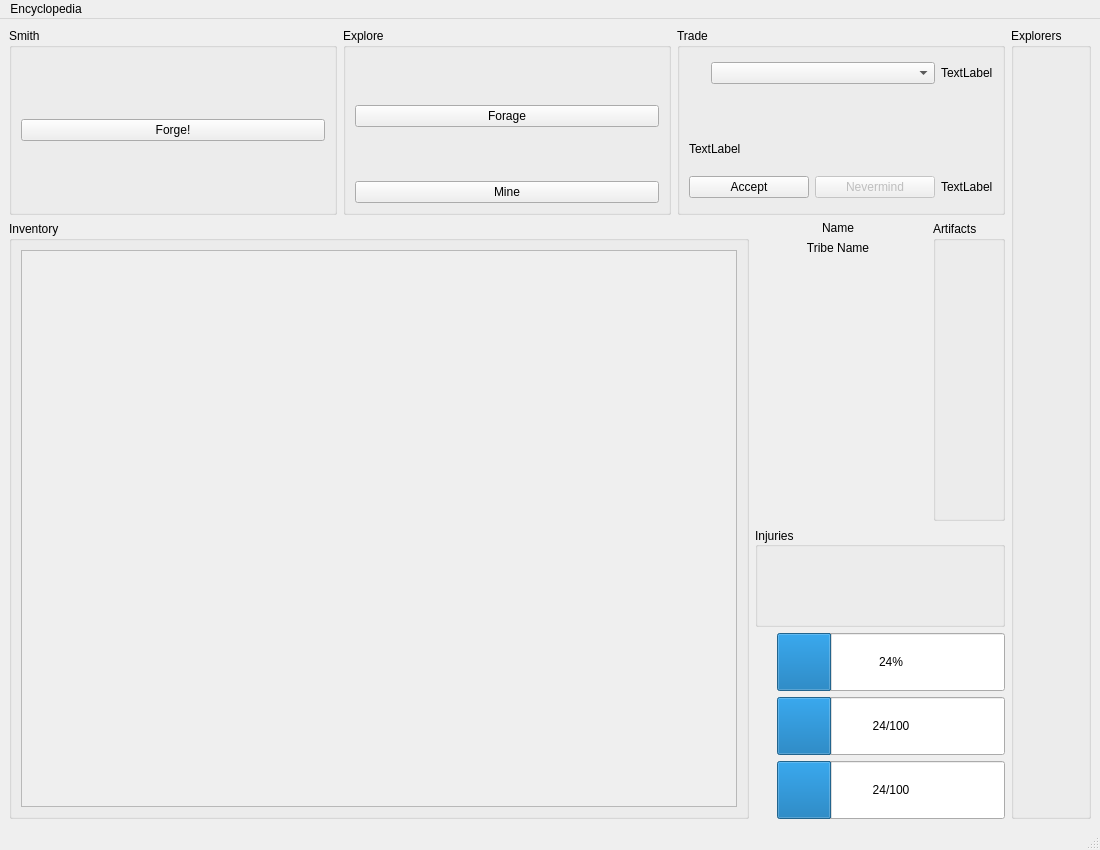
Above: assets/ui/main.ui from pierce-smith1/aor before the change. Below: the same form after it.
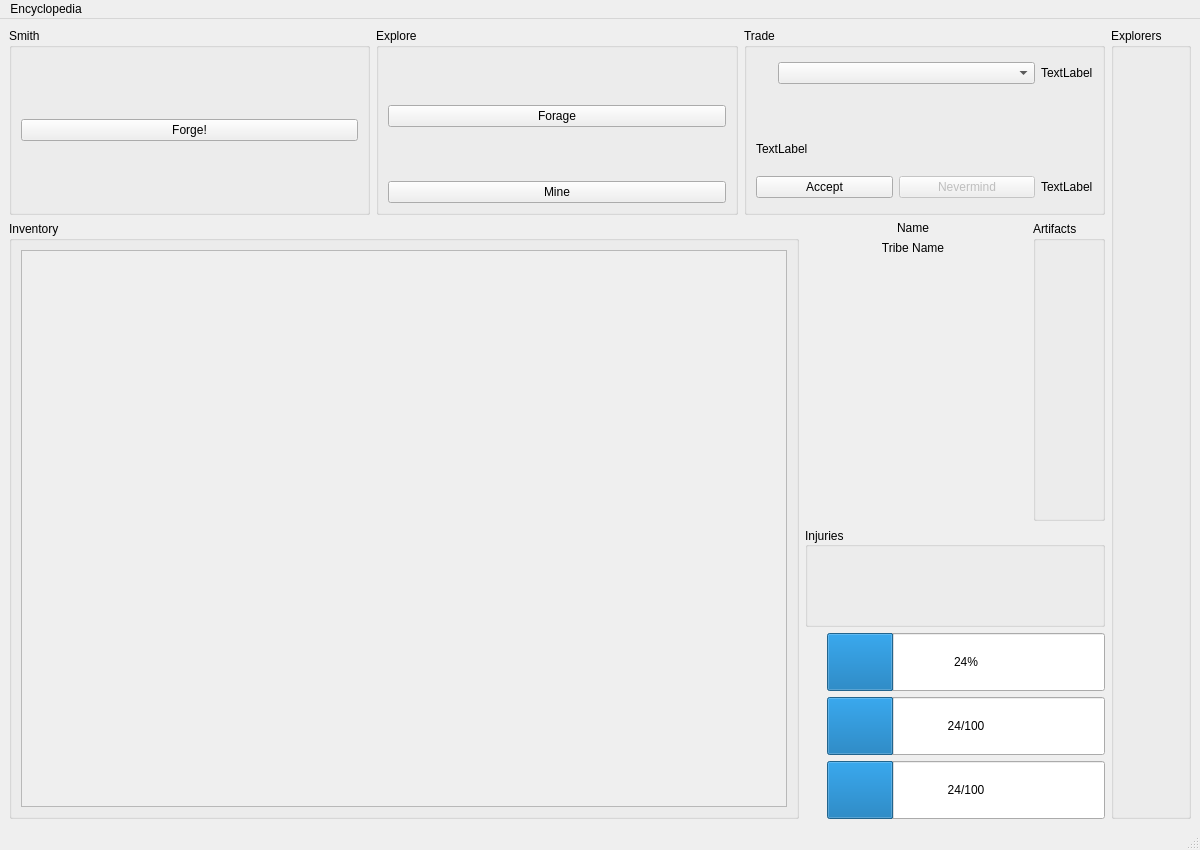
That is the form after the change. Icons and pictures are not drawn.

Diff of the .ui file:
```diff
--- a/assets/ui/main.ui
+++ b/assets/ui/main.ui
@@ -6,7 +6,7 @@
    <rect>
     <x>0</x>
     <y>0</y>
-    <width>1100</width>
+    <width>1200</width>
     <height>850</height>
    </rect>
   </property>
@@ -18,7 +18,7 @@
   </property>
   <property name="minimumSize">
    <size>
-    <width>1100</width>
+    <width>1200</width>
     <height>850</height>
    </size>
   </property>
@@ -53,7 +53,7 @@
      <widget class="QWidget" name="player_widget" native="true">
       <property name="minimumSize">
        <size>
-        <width>250</width>
+        <width>300</width>
         <height>300</height>
        </size>
       </property>
@@ -82,7 +82,23 @@
        <property name="verticalSpacing">
         <number>6</number>
        </property>
-       <item row="1" column="0">
+       <item row="2" column="1">
+        <widget class="QLabel" name="tribe_name_label">
+         <property name="sizePolicy">
+          <sizepolicy hsizetype="Preferred" vsizetype="Fixed">
+           <horstretch>0</horstretch>
+           <verstretch>0</verstretch>
+          </sizepolicy>
+         </property>
+         <property name="text">
+          <string>Tribe Name</string>
+         </property>
+         <property name="alignment">
+          <set>Qt::AlignCenter</set>
+         </property>
+        </widget>
+       </item>
+       <item row="1" column="1">
         <widget class="QLabel" name="player_name_label">
          <property name="sizePolicy">
           <sizepolicy hsizetype="Preferred" vsizetype="Fixed">
@@ -104,7 +120,7 @@
          </property>
         </widget>
        </item>
-       <item row="1" column="1" rowspan="3">
+       <item row="1" column="2" rowspan="3">
         <widget class="QGroupBox" name="artifact_box">
          <property name="sizePolicy">
           <sizepolicy hsizetype="Fixed" vsizetype="Preferred">
@@ -125,21 +141,8 @@
          </layout>
         </widget>
        </item>
-       <item row="2" column="0">
-        <widget class="QLabel" name="tribe_name_label">
-         <property name="sizePolicy">
-          <sizepolicy hsizetype="Preferred" vsizetype="Fixed">
-           <horstretch>0</horstretch>
-           <verstretch>0</verstretch>
-          </sizepolicy>
-         </property>
-         <property name="text">
-          <string>Tribe Name</string>
-         </property>
-         <property name="alignment">
-          <set>Qt::AlignCenter</set>
-         </property>
-        </widget>
+       <item row="1" column="0" rowspan="3">
+        <layout class="QVBoxLayout" name="activity_queue_layout"/>
        </item>
       </layout>
      </widget>
@@ -172,7 +175,7 @@
            <rect>
             <x>0</x>
             <y>0</y>
-            <width>733</width>
+            <width>783</width>
             <height>549</height>
            </rect>
           </property>
@@ -610,7 +613,7 @@
     <rect>
      <x>0</x>
      <y>0</y>
-     <width>1100</width>
+     <width>1200</width>
      <height>30</height>
     </rect>
    </property>
```
